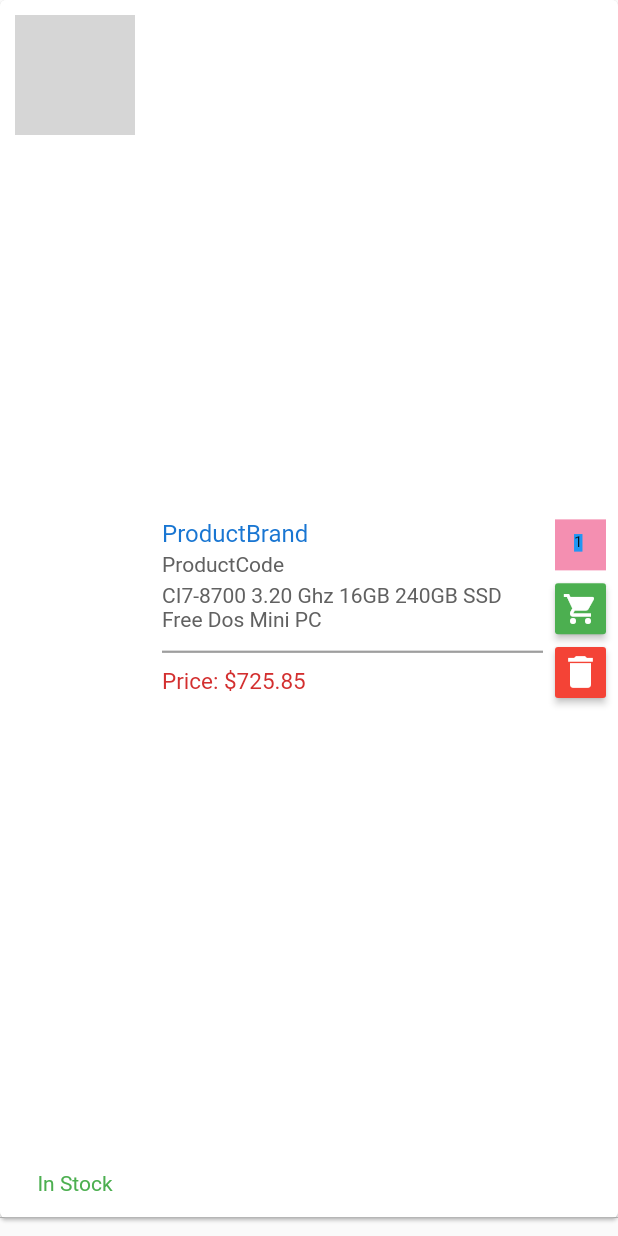
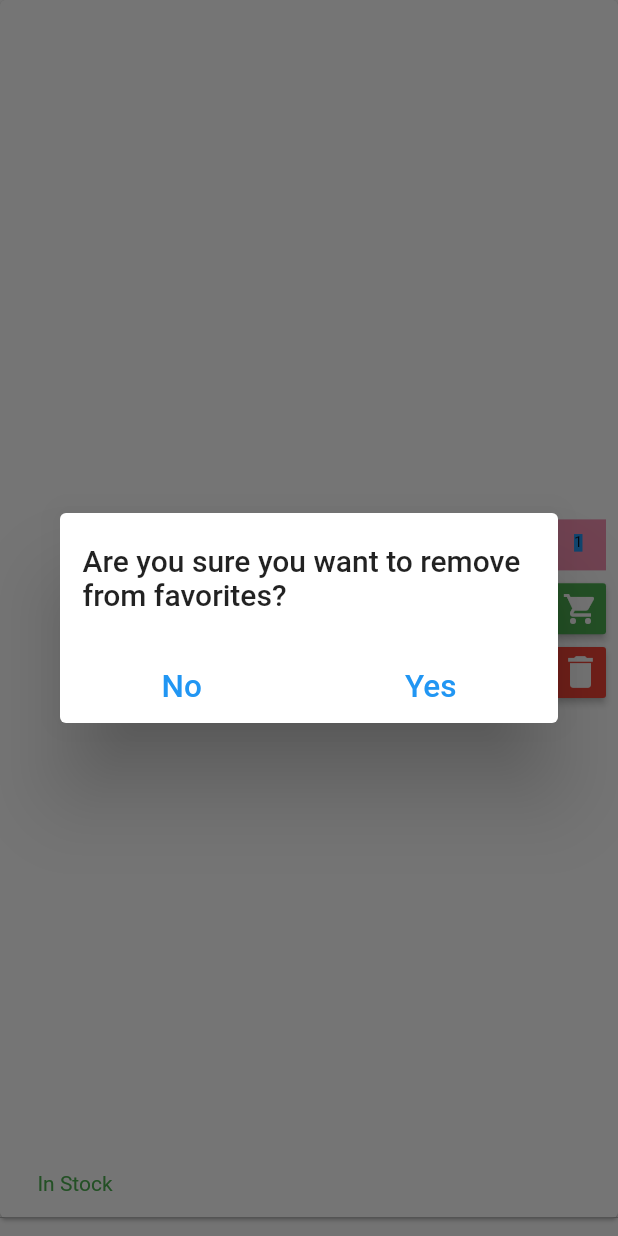
Before and after one commit to komnatadeveloper/tech_store, a Flutter app: the FavoriteProductItemStateful widget shown alone on an empty page, opened directly, after a tap on the "delete" icon, on a phone screen of 412 x 824 dp. Run offline on Flutter 3.47's test engine with Material 2 defaults, Android fonts, the phone set to English and light mode, and no system bars; our stand-ins replace carousel_slider; missing offline and left inert: flutter_mobile_carousel; network calls fail; grey boxes are pictures that could not be loaded.

Commit message:
Added popup showSnackbar and Confirmation AlertDialog

```diff
--- a/lib/screens/favorites/favorite_product_item.dart
+++ b/lib/screens/favorites/favorite_product_item.dart
@@ -216,8 +216,21 @@ class _FavoriteProductItemStatefulState extends State<FavoriteProductItemStatefu
                             color: Colors.white,
                           ),
                         ),
-                      onPressed: () {},
                       color: Colors.green,
+                      onPressed: () {
+                        Scaffold.of(context).hideCurrentSnackBar();
+                        Scaffold.of(context).showSnackBar(
+                          SnackBar(
+                            content: Text(
+                              'Added Item to the Cart',
+                              textAlign: TextAlign.center,
+                            ),
+                            duration: Duration(seconds: 2),
+                            backgroundColor: Colors.pink,
+                          ),
+
+                        );
+                      },
                     ),
                   ),
 
@@ -225,7 +238,64 @@ class _FavoriteProductItemStatefulState extends State<FavoriteProductItemStatefu
                   Container(
                     height: rightWidth - 2 * rightPaddingAll,
                     child: RaisedButton(
-                      onPressed: () {},
+                      onPressed: () {
+                        showDialog(
+                          context: context,
+                          builder: ( ctx ) => AlertDialog(
+                            contentPadding: EdgeInsets.zero,
+                            // actionsPadding: EdgeInsets.zero,
+                            buttonPadding: EdgeInsets.zero,
+                            titlePadding: EdgeInsets.only(
+                              top: 20,
+                              left: 15,
+                              right: 15,
+                              bottom: 26,
+                            ),
+                            title: Container(
+                              alignment: Alignment.center,
+                              // color: Colors.pink,
+                              child: Text(
+                                'Are you sure you want to remove  from favorites?'
+                              ),
+                            ),
+
+                            content:Container(
+                              // color: Colors.pink,
+                              child: Row(
+                                mainAxisAlignment: MainAxisAlignment.spaceAround,
+                                children: <Widget>[
+                                  FlatButton(
+                                    child: Text(
+                                      'No',
+                                      style: TextStyle(
+                                        fontSize: 21
+                                      ),
+                                    ),
+                                    textColor: Colors.blue,
+                                    onPressed: () {
+                                      print('FavoriteProductItem -> Remove Button -> AlertDialog -> No');
+                                      Navigator.of(ctx).pop();
+                                    },
+                                  ),
+                                  FlatButton(
+                                    child: Text(
+                                      'Yes',
+                                      style: TextStyle(
+                                        fontSize: 21
+                                      ),
+                                    ),
+                                    textColor: Colors.blue,
+                                    onPressed: () {
+                                      print('FavoriteProductItem -> Remove Button -> AlertDialog -> Yes');
+                                      Navigator.of(ctx).pop();
+                                    },
+                                  ),
+                                ],
+                              ),
+                            ),
+                          )
+                        );
+                      },
                       color: Colors.red,
                       padding: EdgeInsets.zero,
                       child: Icon(
```
Also changed, not shown: lib/screens/search/product_item_card.dart (+12 -0 lines).
